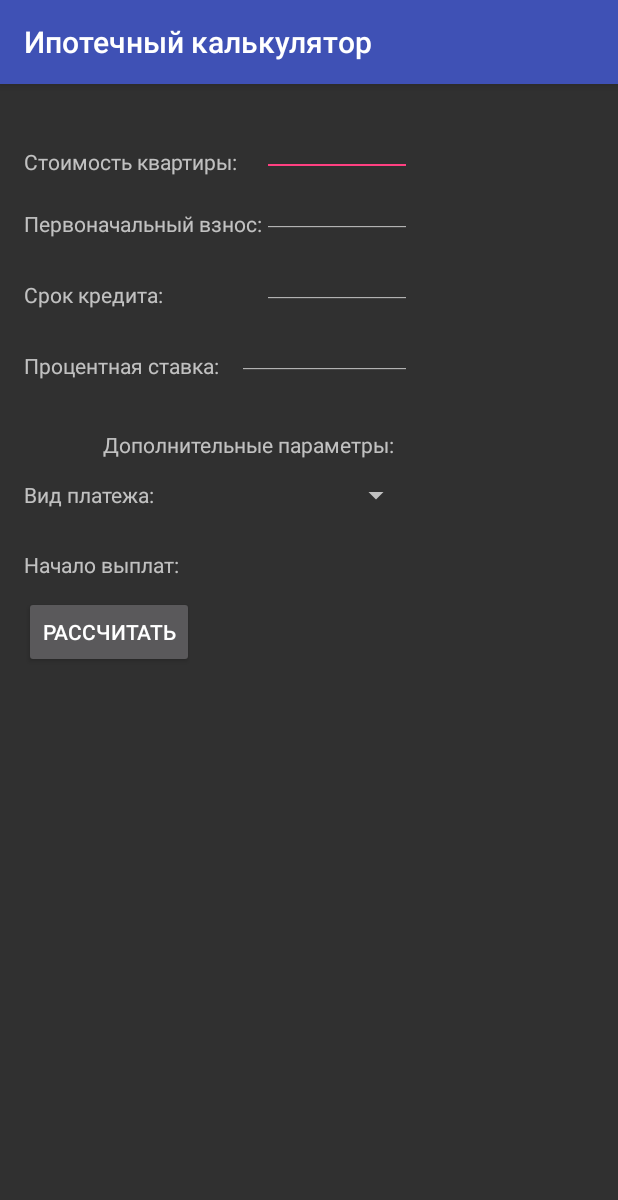
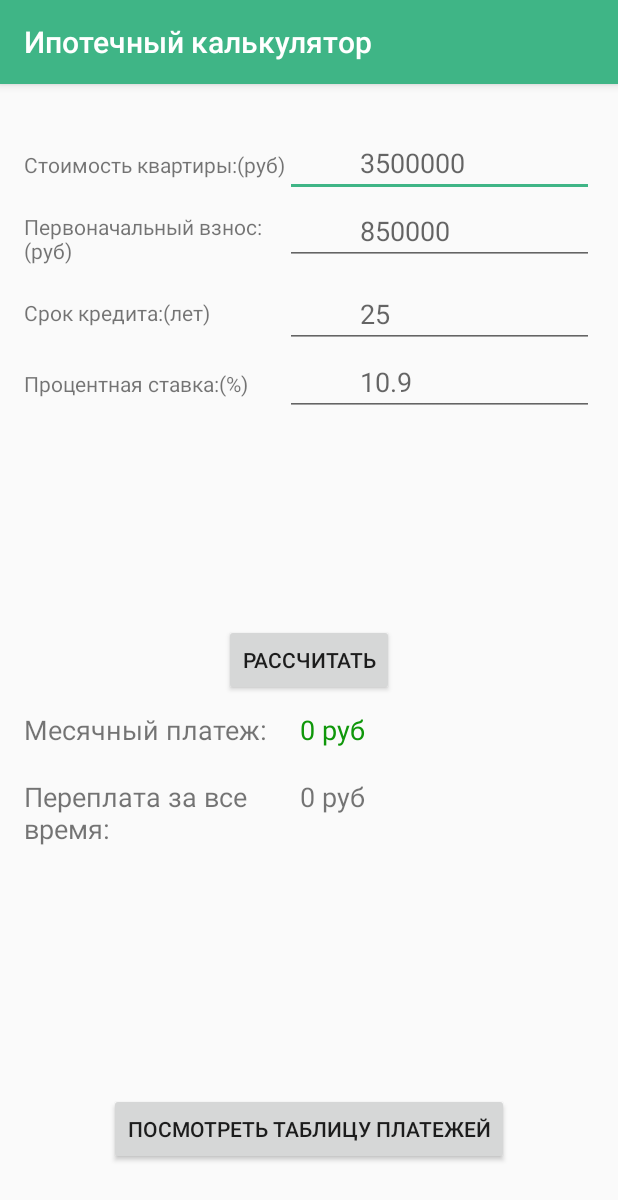
Before and after one commit to ageev-victor/calculator-ipoteka, an Android app: the screen it shows after launch (MainActivity), on a phone screen of 412 x 824 dp. Shown: the top 1200 px of the screen. Run offline under Robolectric (Android 15) with nearby library versions, the phone set to English and light mode, and no system bars.

Commit message:
Реализовал формулу для расчета ипотеки, сделал небольшой рефакторинг

```diff
--- a/Calculator/app/src/main/java/ru/ageev_victor/calculator_ipoteka/MainActivity.java
+++ b/Calculator/app/src/main/java/ru/ageev_victor/calculator_ipoteka/MainActivity.java
@@ -2,7 +2,14 @@ package ru.ageev_victor.calculator_ipoteka;
 
 import android.support.v7.app.AppCompatActivity;
 import android.os.Bundle;
+import android.text.Editable;
+import android.text.TextWatcher;
+import android.util.Log;
+import android.view.View;
+import android.widget.EditText;
+import android.widget.TextView;
 
+import java.util.ArrayList;
 import java.util.Date;
 
 public class MainActivity extends AppCompatActivity {
@@ -12,17 +19,51 @@ public class MainActivity extends AppCompatActivity {
     int srokKredita;
     double procentStavka;
     String vidPlateza;
-    Date  nachaloViplat;
+    Date nachaloViplat;
+    double mesPlatez;
+    int summaKredita;
+    EditText stoimostKvEditText;
+    EditText pervonachVznosEditText;
+    EditText srokKreditaEditText;
+    EditText procentStavkaEditText;
+    TextView mesPlatezTextView;
+    TextView pereplataTextView;
 
 
     @Override
     protected void onCreate(Bundle savedInstanceState) {
         super.onCreate(savedInstanceState);
         setContentView(R.layout.activity_main);
+        initViews();
+    }
+
+    private void setDataFromViews() {
+        srokKredita = Integer.parseInt(srokKreditaEditText.getText().toString());
+        stoimostKv = Integer.parseInt(stoimostKvEditText.getText().toString());
+        pervonachVznos = Integer.parseInt(pervonachVznosEditText.getText().toString());
+        procentStavka = Double.parseDouble((procentStavkaEditText.getText().toString()));
+    }
+
+    private void initViews() {
+        stoimostKvEditText = (EditText) findViewById(R.id.editText_stoimostKv);
+        pervonachVznosEditText = (EditText) findViewById(R.id.editText_pervonachVznos);
+        srokKreditaEditText = (EditText) findViewById(R.id.editText_srokKredita);
+        procentStavkaEditText = (EditText) findViewById(R.id.editText_procentStavka);
+        mesPlatezTextView = (TextView) findViewById(R.id.mesPlatezTextView);
+        pereplataTextView = (TextView) findViewById(R.id.pereplataTextView);
     }
 
 
-
-
-
+    public void calcucate(View view) {
+        int pereplata;
+        setDataFromViews();
+        srokKredita = srokKredita * 12;
+        double koefProcStavki = procentStavka / 12 / 100;
+        double koefSt = Math.pow((1 + koefProcStavki), srokKredita);
+        summaKredita = stoimostKv - pervonachVznos;
+        mesPlatez = summaKredita * (koefProcStavki + koefProcStavki / (koefSt - 1));
+        mesPlatezTextView.setText(String.valueOf((int) mesPlatez) + " руб/мес");
+        pereplata = (int) (mesPlatez*srokKredita - summaKredita);
+        pereplataTextView.setText(pereplata + " руб");
+    }
 }
--- a/Calculator/app/src/main/res/layout/activity_main.xml
+++ b/Calculator/app/src/main/res/layout/activity_main.xml
@@ -9,26 +9,6 @@
     android:paddingRight="@dimen/activity_horizontal_margin"
     android:paddingTop="@dimen/activity_vertical_margin"
     tools:context="ru.ageev_victor.calculator_ipoteka.MainActivity">
-    />
-    <TextView
-        android:id="@+id/textView_stoimostKv"
-        android:layout_width="wrap_content"
-        android:layout_height="wrap_content"
-        android:layout_alignParentLeft="true"
-        android:layout_alignParentStart="true"
-        android:layout_alignParentTop="true"
-        android:layout_marginTop="26dp"
-        android:text="Стоимость квартиры:" />
-
-    <TextView
-        android:id="@+id/extView_srokKredita"
-        android:layout_width="wrap_content"
-        android:layout_height="wrap_content"
-        android:layout_alignParentLeft="true"
-        android:layout_alignParentStart="true"
-        android:layout_below="@+id/extView_pervonachVznos"
-        android:layout_marginTop="28dp"
-        android:text="Срок кредита:" />
 
     <TextView
         android:id="@+id/extView_procentStavka"
@@ -36,90 +16,7 @@
         android:layout_height="wrap_content"
         android:layout_below="@+id/extView_srokKredita"
         android:layout_marginTop="28dp"
-        android:text="Процентная ставка:" />
-
-    <EditText
-        android:id="@+id/editText_stoimostKv"
-        android:layout_width="100dp"
-        android:layout_height="wrap_content"
-        android:layout_above="@+id/extView_pervonachVznos"
-        android:layout_alignTop="@+id/textView_stoimostKv"
-        android:layout_toEndOf="@+id/extView_pervonachVznos"
-        android:layout_toRightOf="@+id/extView_pervonachVznos"
-        android:ems="10"
-        android:inputType="textPersonName|number"
-        android:text="Name" />
-
-    <EditText
-        android:id="@+id/editText_pervonachVznos"
-        android:layout_width="100dp"
-        android:layout_height="wrap_content"
-        android:layout_alignBottom="@+id/extView_pervonachVznos"
-        android:layout_alignEnd="@+id/editText_stoimostKv"
-        android:layout_alignRight="@+id/editText_stoimostKv"
-        android:layout_alignTop="@+id/extView_pervonachVznos"
-        android:layout_toRightOf="@+id/extView_pervonachVznos"
-        android:ems="10"
-        android:inputType="textPersonName|number"
-        android:text="Name" />
-
-    <EditText
-        android:id="@+id/editText_srokKredita"
-        android:layout_width="wrap_content"
-        android:layout_height="wrap_content"
-        android:layout_above="@+id/extView_procentStavka"
-        android:layout_alignEnd="@+id/editText_pervonachVznos"
-        android:layout_alignRight="@+id/editText_pervonachVznos"
-        android:layout_alignTop="@+id/extView_srokKredita"
-        android:layout_toRightOf="@+id/extView_pervonachVznos"
-        android:ems="10"
-        android:inputType="textPersonName|number"
-        android:text="Name" />
-
-    <EditText
-        android:id="@+id/editText_procentStavka"
-        android:layout_width="wrap_content"
-        android:layout_height="wrap_content"
-        android:layout_alignBottom="@+id/extView_procentStavka"
-        android:layout_alignEnd="@+id/editText_srokKredita"
-        android:layout_alignRight="@+id/editText_srokKredita"
-        android:layout_alignTop="@+id/extView_procentStavka"
-        android:layout_toRightOf="@+id/textView_stoimostKv"
-        android:ems="10"
-        android:inputType="textPersonName|number"
-        android:text="Name" />
-
-    <TextView
-        android:id="@+id/extView_DopParams"
-        android:layout_width="wrap_content"
-        android:layout_height="wrap_content"
-        android:layout_alignEnd="@+id/editText_procentStavka"
-        android:layout_alignRight="@+id/editText_procentStavka"
-        android:layout_below="@+id/extView_procentStavka"
-        android:layout_marginEnd="12dp"
-        android:layout_marginRight="12dp"
-        android:layout_marginTop="33dp"
-        android:text="Дополнительные параметры:" />
-
-    <TextView
-        android:id="@+id/extView_vidPlateza"
-        android:layout_width="wrap_content"
-        android:layout_height="wrap_content"
-        android:layout_alignParentLeft="true"
-        android:layout_alignParentStart="true"
-        android:layout_below="@+id/extView_DopParams"
-        android:layout_marginTop="14dp"
-        android:text="Вид платежа:" />
-
-    <TextView
-        android:id="@+id/extView_nachaloViplat"
-        android:layout_width="wrap_content"
-        android:layout_height="wrap_content"
-        android:layout_alignParentLeft="true"
-        android:layout_alignParentStart="true"
-        android:layout_below="@+id/extView_vidPlateza"
-        android:layout_marginTop="27dp"
-        android:text="Начало выплат:" />
+        android:text="@string/stavka" />
 
     <TextView
         android:id="@+id/extView_pervonachVznos"
@@ -129,25 +26,156 @@
         android:layout_alignParentStart="true"
         android:layout_below="@+id/textView_stoimostKv"
         android:layout_marginTop="22dp"
-        android:text="Первоначальный взнос:" />
+        android:text="@string/perv_vznos"
+        android:layout_alignRight="@+id/textView_stoimostKv"
+        android:layout_alignEnd="@+id/textView_stoimostKv" />
 
-    <Spinner
-        android:id="@+id/spinner_vidPlateza"
-        android:layout_width="match_parent"
+    <EditText
+        android:id="@+id/editText_stoimostKv"
+        android:layout_width="wrap_content"
+        android:ems="10"
+        android:inputType="number"
         android:layout_height="wrap_content"
-        android:layout_above="@+id/extView_nachaloViplat"
-        android:layout_alignEnd="@+id/editText_procentStavka"
-        android:layout_alignRight="@+id/editText_procentStavka"
-        android:layout_alignTop="@+id/extView_vidPlateza"
-        android:layout_toEndOf="@+id/extView_nachaloViplat"
-        android:layout_toRightOf="@+id/extView_nachaloViplat" />
+        android:layout_alignBaseline="@+id/textView_stoimostKv"
+        android:layout_alignBottom="@+id/textView_stoimostKv"
+        android:layout_toEndOf="@+id/textView_stoimostKv"
+        android:layout_toRightOf="@+id/textView_stoimostKv"
+        android:paddingLeft="50dp"
+        android:hint="3500000" />
+
+    <EditText
+        android:id="@+id/editText_pervonachVznos"
+        android:layout_width="wrap_content"
+        android:layout_height="wrap_content"
+        android:ems="10"
+        android:inputType="number"
+        android:layout_alignBottom="@+id/extView_pervonachVznos"
+        android:layout_alignParentRight="false"
+        android:layout_alignParentEnd="false"
+        android:layout_alignLeft="@+id/editText_stoimostKv"
+        android:layout_alignStart="@+id/editText_stoimostKv"
+        android:paddingLeft="50dp"
+        android:hint="850000" />
+
+    <TextView
+        android:id="@+id/extView_srokKredita"
+        android:layout_width="wrap_content"
+        android:layout_height="wrap_content"
+        android:layout_marginTop="22dp"
+        android:text="@string/srok"
+        android:layout_below="@+id/extView_pervonachVznos"
+        android:layout_alignParentLeft="true"
+        android:layout_alignParentStart="true" />
+
+    <EditText
+        android:id="@+id/editText_procentStavka"
+        android:layout_width="wrap_content"
+        android:layout_height="wrap_content"
+        android:ems="10"
+        android:inputType="number|numberDecimal"
+        android:layout_alignBaseline="@+id/extView_procentStavka"
+        android:layout_alignBottom="@+id/extView_procentStavka"
+        android:layout_alignParentRight="true"
+        android:layout_alignParentEnd="true"
+        android:layout_alignLeft="@+id/editText_pervonachVznos"
+        android:layout_alignStart="@+id/editText_pervonachVznos"
+        android:paddingLeft="50dp"
+        android:hint="10.9" />
+
+    <EditText
+        android:id="@+id/editText_srokKredita"
+        android:layout_width="wrap_content"
+        android:layout_height="wrap_content"
+        android:ems="10"
+        android:inputType="number"
+        android:layout_above="@+id/editText_procentStavka"
+        android:layout_toEndOf="@+id/extView_procentStavka"
+        android:layout_alignLeft="@+id/editText_procentStavka"
+        android:layout_alignStart="@+id/editText_procentStavka"
+        android:paddingLeft="50dp"
+        android:hint="25"
+        android:layout_toRightOf="@+id/extView_procentStavka" />
+
+    <TextView
+        android:id="@+id/textView_stoimostKv"
+        android:layout_width="wrap_content"
+        android:layout_height="wrap_content"
+        android:layout_marginTop="28dp"
+        android:text="@string/stoimost"
+        android:layout_alignParentTop="true"
+        android:layout_alignParentLeft="true"
+        android:layout_alignParentStart="true" />
+
+    <TextView
+        android:text="Переплата за все время:"
+        android:layout_width="wrap_content"
+        android:layout_height="wrap_content"
+        android:id="@+id/pereplataTextView"
+        android:layout_below="@+id/mesPlatezTextView"
+        android:layout_alignParentLeft="true"
+        android:layout_alignParentStart="true"
+        android:layout_marginTop="20dp"
+        android:textSize="18sp"
+        android:layout_alignRight="@+id/textView"
+        android:layout_alignEnd="@+id/textView" />
+
+    <TextView
+        android:text="0 руб"
+        android:layout_width="wrap_content"
+        android:layout_height="wrap_content"
+        android:id="@+id/mesPlatezTextView"
+        android:textSize="18sp"
+        android:layout_alignTop="@+id/textView"
+        android:layout_alignParentRight="true"
+        android:layout_alignParentEnd="true"
+        android:layout_toEndOf="@+id/pereplataTextView"
+        android:paddingLeft="10dp"
+        android:textColor="@color/colorGreen"
+        android:layout_alignLeft="@+id/pereplataChisloTextView"
+        android:layout_alignStart="@+id/pereplataChisloTextView" />
+
+    <TextView
+        android:text="Месячный платеж:"
+        android:layout_width="wrap_content"
+        android:layout_height="wrap_content"
+        android:id="@+id/textView"
+        android:textSize="18sp"
+        android:layout_below="@+id/button_rasschitat"
+        android:layout_alignParentLeft="true"
+        android:layout_alignParentStart="true"
+        android:layout_marginTop="10dp"
+        android:gravity="center_vertical|center_horizontal" />
+
+    <Button
+        android:text="Посмотреть таблицу платежей"
+        android:layout_width="wrap_content"
+        android:layout_height="wrap_content"
+        android:id="@+id/button2"
+        android:layout_alignParentBottom="true"
+        android:layout_centerHorizontal="true"
+        android:layout_marginBottom="31dp" />
+
+    <TextView
+        android:layout_width="wrap_content"
+        android:layout_height="wrap_content"
+        android:id="@+id/pereplataChisloTextView"
+        android:text="0 руб"
+        android:textSize="18sp"
+        android:paddingLeft="10dp"
+        android:layout_alignLeft="@+id/editText_procentStavka"
+        android:layout_alignStart="@+id/editText_procentStavka"
+        android:layout_alignBottom="@+id/pereplataTextView"
+        android:layout_alignTop="@+id/pereplataTextView"
+        android:layout_alignParentRight="true"
+        android:layout_alignParentEnd="true" />
 
     <Button
         android:id="@+id/button_rasschitat"
         android:layout_width="wrap_content"
         android:layout_height="wrap_content"
-        android:layout_marginTop="11dp"
-        android:text="Рассчитать"
-        android:layout_below="@+id/extView_nachaloViplat" />
+        android:text="@string/raschitat"
+        android:onClick="calcucate"
+        android:layout_centerVertical="true"
+        android:layout_centerHorizontal="true" />
 
 </RelativeLayout>
--- a/Calculator/app/src/main/res/layout/activity_start.xml
+++ b/Calculator/app/src/main/res/layout/activity_start.xml
@@ -10,8 +10,8 @@
 
         <ProgressBar
             android:id="@+id/progressBar"
-            android:layout_width="100dp"
-            android:layout_height="100dp"
+            android:layout_width="120dp"
+            android:layout_height="120dp"
 
             android:indeterminateOnly="true"
             android:layout_centerVertical="true"
--- a/Calculator/app/src/main/res/values/colors.xml
+++ b/Calculator/app/src/main/res/values/colors.xml
@@ -1,6 +1,7 @@
 <?xml version="1.0" encoding="utf-8"?>
 <resources>
-    <color name="colorPrimary">#3F51B5</color>
-    <color name="colorPrimaryDark">#303F9F</color>
+    <color name="colorPrimary">#3fb586</color>
+    <color name="colorPrimaryDark">#309f8d</color>
     <color name="colorAccent">#FF4081</color>
+    <color name="colorGreen">#0f970a</color>
 </resources>
--- a/Calculator/app/src/main/res/values/strings.xml
+++ b/Calculator/app/src/main/res/values/strings.xml
@@ -1,4 +1,12 @@
 <resources>
     <string name="app_name">Ипотечный калькулятор</string>
     <string name="loading">Загрузка...</string>
+    <string name="stoimost">Стоимость квартиры:(руб)</string>
+    <string name="srok">Срок кредита:(лет)</string>
+    <string name="stavka">Процентная ставка:(%)</string>
+    <string name="dop_parametri">Дополнительные параметры:</string>
+    <string name="vid_plateza">Вид платежа:</string>
+    <string name="nachalo_viplat">Начало выплат:</string>
+    <string name="perv_vznos">Первоначальный взнос:(руб)</string>
+    <string name="raschitat">Рассчитать</string>
 </resources>
--- a/Calculator/app/src/main/res/values/styles.xml
+++ b/Calculator/app/src/main/res/values/styles.xml
@@ -1,11 +1,20 @@
 <resources>
 
     <!-- Base application theme. -->
-    <style name="AppTheme" parent="Theme.AppCompat">
+    <style name="AppTheme" parent="Theme.AppCompat.Light.DarkActionBar">
         <!-- Customize your theme here. -->
         <item name="colorPrimary">@color/colorPrimary</item>
         <item name="colorPrimaryDark">@color/colorPrimaryDark</item>
-        <item name="colorAccent">@color/colorAccent</item>
+        <item name="colorAccent">@color/colorPrimary</item>
     </style>
 
+    <style name="AppTheme.NoActionBar">
+        <item name="windowActionBar">false</item>
+        <item name="windowNoTitle">true</item>
+    </style>
+
+    <style name="AppTheme.AppBarOverlay" parent="ThemeOverlay.AppCompat.Dark.ActionBar" />
+
+    <style name="AppTheme.PopupOverlay" parent="ThemeOverlay.AppCompat.Light" />
+
 </resources>
```
